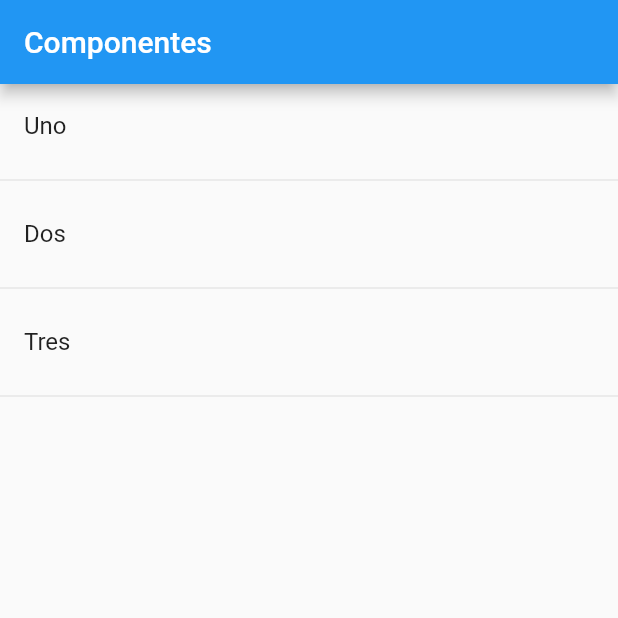
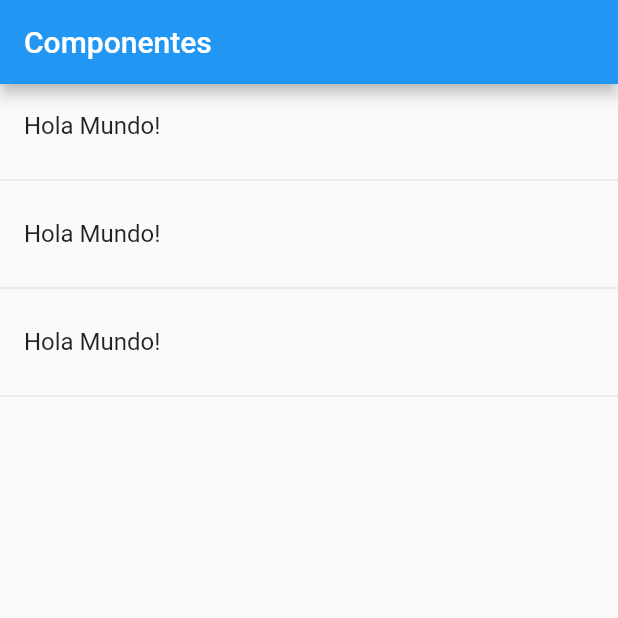
Before and after one commit to RafaelDelgadoCubilla/componentes, a Flutter app: the screen it shows after launch, on a phone screen of 412 x 824 dp, the top half of it. Run offline on Flutter 3.47's test engine with Material 2 defaults, Android fonts, the phone set to English and light mode, and no system bars.

Commit message:
Esqueleto de HomePage()

```diff
--- a/lib/main.dart
+++ b/lib/main.dart
@@ -1,7 +1,8 @@
 
 import 'package:flutter/material.dart';
 
-import 'package:componentes/src/pages/home_page_temp.dart';
+//import 'package:componentes/src/pages/home_page_temp.dart';
+import 'package:componentes/src/pages/home_page.dart';
 
 void main() => runApp(MyApp());
 
@@ -10,7 +11,8 @@ class MyApp extends StatelessWidget {
   Widget build(BuildContext context) {
     return MaterialApp(
       title: 'Material App',
-      home: HomePageTemp(),
+      //home: HomePageTemp(),
+      home: HomePage(),
     );
   }
 }
--- /dev/null
+++ b/lib/src/pages/home_page.dart
@@ -0,0 +1,38 @@
+import 'package:flutter/material.dart';
+
+class HomePage extends StatelessWidget {
+
+  @override
+  Widget build(BuildContext context) {
+    return Scaffold(
+      appBar: AppBar(
+        title: Text('Componentes'),
+      ),
+      body: _crearLista(),
+    );
+  }
+
+  Widget _crearLista() {
+    return ListView(
+      children: _crearElementos()
+    );
+  }
+
+  List<Widget> _crearElementos() {
+    final lista = new List<Widget>();
+
+    lista.add(ListTile(
+      title: Text('Hola Mundo!'),
+    ));
+    lista.add(Divider());
+    lista.add(ListTile(
+      title: Text('Hola Mundo!'),
+    ));
+    lista.add(Divider());
+    lista.add(ListTile(
+      title: Text('Hola Mundo!'),
+    ));
+    lista.add(Divider());
+    return lista;
+  }
+}
```
Also changed, not shown: lib/src/pages/home_page_temp.dart (+22 -3 lines).
